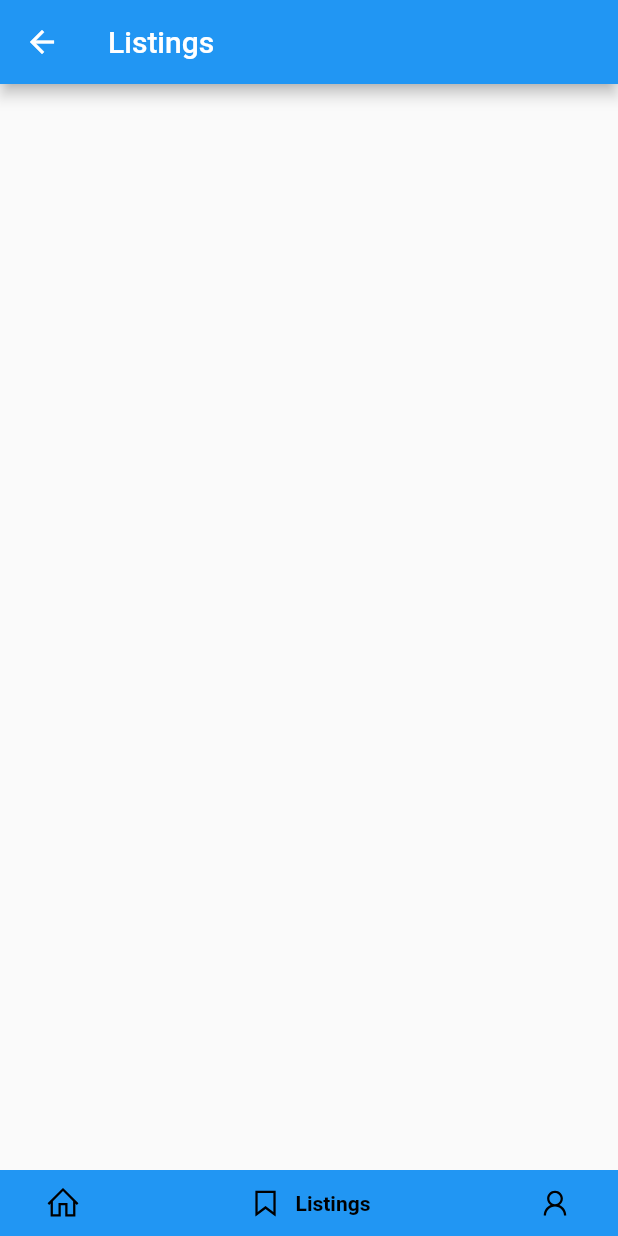
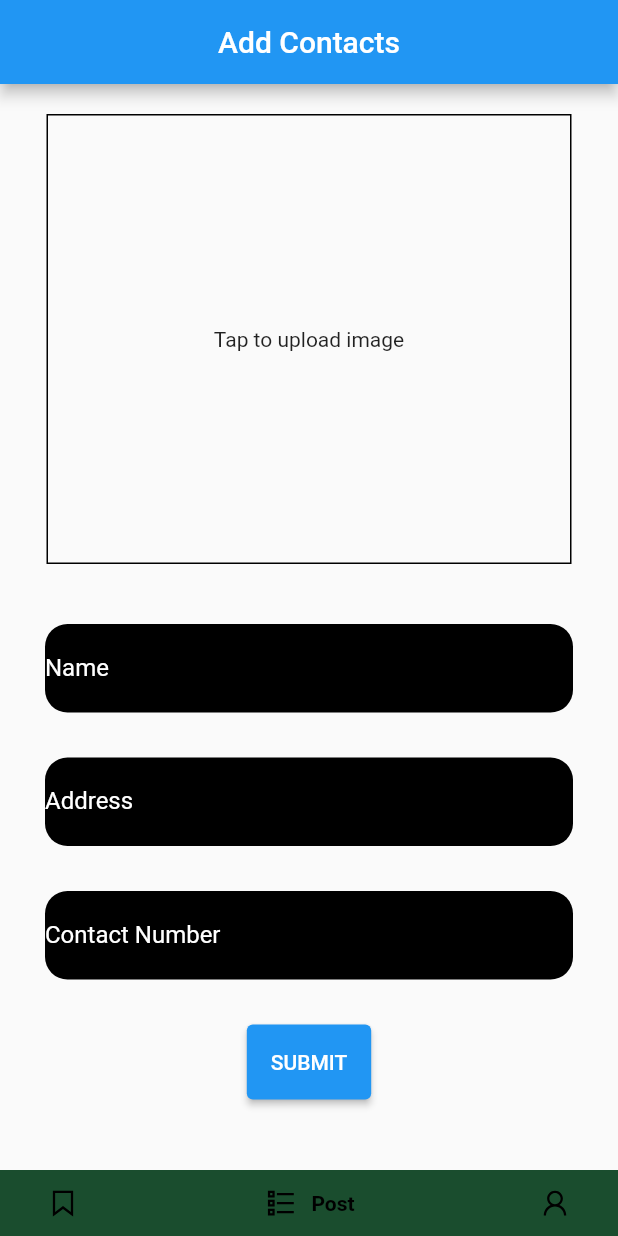
Before and after one commit to Ye1enaaa/Recipe-Vault, a Flutter app: the RootPage screen opened directly, item 2 of the bottom bar chosen, on a phone screen of 412 x 824 dp. Run offline on Flutter 3.47's test engine with Material 2 defaults, Android fonts, the phone set to English and light mode, and no system bars; drawn by our look-alikes of google_nav_bar; our stand-ins replace image_picker, line_icons.

Commit message:
add page for adding recipe and added dependencies

```diff
--- /dev/null
+++ b/lib/add_recipe.dart
@@ -0,0 +1,179 @@
+import 'dart:io';
+import 'package:flutter/material.dart';
+import 'package:http/http.dart' as http;
+import 'package:image_picker/image_picker.dart';
+import 'constants/constants.dart';
+
+class AddRecipe extends StatefulWidget {
+  const AddRecipe({ Key? key }) : super(key: key);
+
+  @override
+  _AddRecipeState createState() => _AddRecipeState();
+}
+
+class _AddRecipeState extends State<AddRecipe> {
+  TextEditingController cuisineController = TextEditingController();
+  TextEditingController ingredientsController = TextEditingController();
+  TextEditingController ratingsController = TextEditingController();
+  var formKey = GlobalKey<FormState>();
+
+  Future <void> postData() async{
+    final cuisine = cuisineController.text;
+    final ingredients = ingredientsController.text;
+    final ratings = ratingsController.text;
+
+   var request = http.MultipartRequest('POST', Uri.parse(postRecipeURL))
+    ..fields.addAll(
+         {
+            'cuisine': cuisine,
+           'ingredients' : ingredients,
+            'ratings' : ratings
+          })
+      ..headers.addAll({'Content-Type': 'multipart/form-data'})
+     ..files.add(await http.MultipartFile.fromPath('img', image!.path));
+   await request.send();
+  }
+
+  var image;
+  final imgpicker = ImagePicker();
+
+  Future imagePicker()async{
+    final pick = await imgpicker.pickImage(source: ImageSource.gallery);
+    setState(() {
+      if(pick != null){
+        image = File(pick.path);
+      }
+    }
+    );
+  }
+
+  @override
+  Widget build(BuildContext context) {
+    return Scaffold(
+      appBar: AppBar(
+        centerTitle: true,
+        title: const Text('Add Contacts'),
+      ),
+      body: Form(
+        key: formKey,
+        child: Padding(
+          padding: const EdgeInsets.symmetric(vertical: 20, horizontal: 30),
+          child: SingleChildScrollView(
+            child: Column(
+              mainAxisAlignment: MainAxisAlignment.center,
+              children: [
+                InkWell(
+                  onTap: (){
+                    imagePicker();
+                  },
+                  child: Ink(
+                    child: Container(
+                    height: 300,
+                    width: 350,
+                    decoration: BoxDecoration(
+                      border: Border.all(color: Colors.black),
+                    ),
+                    child: Center(
+                      child: Column(
+                        children: [
+                        Expanded(child: image == null ?
+                       const Center(child: Text('Tap to upload image'))
+                        :Image.file(image,
+                        width: 350,
+                        height: 300,
+                        fit: BoxFit.cover,
+                        )
+                        )],
+                      ),
+                    ),
+                            ),
+                  ),
+                ),
+                const SizedBox(height: 40),
+                Container(
+                  decoration: const BoxDecoration(
+                    color: Colors.black,
+                    borderRadius: BorderRadius.all(Radius.circular(15))
+                  ),
+                  child: TextFormField(
+                    validator: (value) {
+                      if(value!.isEmpty){
+                        return 'Please enter name';
+                      }
+                    },
+                    style: const TextStyle(color: Colors.white),
+                    controller: cuisineController,
+                    keyboardType: TextInputType.name,
+                    decoration: const InputDecoration(
+                      labelStyle: TextStyle(color: Colors.white),
+                      border: InputBorder.none,
+                      labelText: 'Name'
+                    ),
+                  ),
+                ),
+                const SizedBox(height: 30),
+                Container(
+                  decoration: const BoxDecoration(
+                    color: Colors.black,
+                    borderRadius: BorderRadius.all(Radius.circular(15))
+                  ),
+                  child: TextFormField(
+                    validator: (value) {
+                      if(value!.isEmpty){
+                        return 'Please enter address';
+                      }
+                    },
+                    style: const TextStyle(color: Colors.white),
+                    controller: ingredientsController,
+                    keyboardType: TextInputType.text,
+                    decoration: const InputDecoration(
+                      labelStyle: TextStyle(color: Colors.white),
+                      border: InputBorder.none,
+                      labelText: 'Address'
+                    ),
+                  ),
+                ),
+                const SizedBox(height: 30),
+                Container(
+                  decoration: const BoxDecoration(
+                    color: Colors.black,
+                    borderRadius: BorderRadius.all(Radius.circular(15))
+                  ),
+                  child: TextFormField(
+                    validator: (value) {
+                      if(value!.isEmpty){
+                        return 'Please enter contact number';
+                      }
+                    },
+                    style: const TextStyle(color: Colors.white),
+                    controller: ratingsController,
+                    keyboardType: TextInputType.number,
+                    decoration: const InputDecoration(
+                      labelStyle: TextStyle(color: Colors.white),
+                      border: InputBorder.none,
+                      labelText: 'Contact Number'
+                    ),
+                  ),
+                ),
+                const SizedBox(height: 30),
+
+                SizedBox(
+                  height: 50,
+                  child: ElevatedButton(
+                      onPressed: ()async{
+                        if(formKey.currentState!.validate()){
+                          setState((){
+                            postData();
+                          });
+                        }
+                      },
+                      child: const Text('SUBMIT')),
+                ),
+              ],
+            ),
+          ),
+          ),
+      )
+    );
+  }
+}
--- /dev/null
+++ b/lib/constants/constants.dart
@@ -0,0 +1,13 @@
+import 'package:flutter/material.dart';
+
+const baseURL = 'http://192.168.85.116:8000';
+const postRecipeURL = '$baseURL/api/recipe';
+const getRecipeURL = '$baseURL/api/recipe';
+const getImageURL = '$baseURL/storage/' ;
+const deleteContactURL = '$baseURL/api/posts/';
+
+//https://www.color-hex.com/color-palettes/
+//const 0xFF
+
+const kprimaryColor = Color(0xFF000000);
+const ksecColor = Color(0xFF1A4D2E);
--- a/lib/listings.dart
+++ /dev/null
@@ -1,17 +0,0 @@
-import 'package:flutter/material.dart';
-
-class Listings extends StatefulWidget {
-  const Listings({ Key? key }) : super(key: key);
-
-  @override
-  _ListingsState createState() => _ListingsState();
-}
-
-class _ListingsState extends State<Listings> {
-  @override
-  Widget build(BuildContext context) {
-    return Scaffold(
-      appBar: AppBar(title: Text('Listings')),
-    );
-  }
-}
--- a/lib/main.dart
+++ b/lib/main.dart
@@ -1,6 +1,6 @@
 import 'package:flutter/material.dart';
-import 'login_page.dart';
-import 'root_page.dart';
+import 'ui/login_page.dart';
+import 'ui/root_page.dart';
 
 void main() {
   runApp(const MyApp());
@@ -17,7 +17,7 @@ class MyApp extends StatelessWidget {
       theme: ThemeData(
         primarySwatch: Colors.blue,
       ),
-      home: const LoginPage(),
+      home: const RootPage(),
     );
   }
 }
--- a/lib/home_page.dart
+++ b/lib/ui/home_page.dart
@@ -1,3 +1,4 @@
+import 'package:firstactivity/constants/constants.dart';
 import 'package:flutter/material.dart';
 
 class HomePage extends StatefulWidget {
@@ -11,6 +12,7 @@ class _HomePageState extends State<HomePage> {
   @override
   Widget build(BuildContext context) {
     return Scaffold(
+      backgroundColor: kprimaryColor,
       appBar: AppBar(title: Text('Home page'),),
     );
   }
--- a/lib/login_page.dart
+++ b/lib/ui/login_page.dart
@@ -1,5 +1,5 @@
-import 'package:firstactivity/root_page.dart';
-import 'package:firstactivity/text_fields.dart';
+import 'package:firstactivity/ui/root_page.dart';
+import 'package:firstactivity/constants/text_fields.dart';
 import 'package:flutter/material.dart';
 import 'package:line_icons/line_icon.dart';
 import 'package:line_icons/line_icons.dart';
--- a/lib/root_page.dart
+++ b/lib/ui/root_page.dart
@@ -1,6 +1,8 @@
-import 'package:firstactivity/home_page.dart';
-import 'package:firstactivity/listings.dart';
-import 'package:firstactivity/profile_page.dart';
+import 'package:firstactivity/add_recipe.dart';
+import 'package:firstactivity/constants/constants.dart';
+import 'package:firstactivity/ui/home_page.dart';
+import 'package:firstactivity/ui/listings.dart';
+import 'package:firstactivity/ui/profile_page.dart';
 import 'package:flutter/material.dart';
 import 'package:google_nav_bar/google_nav_bar.dart';
 import 'package:line_icons/line_icons.dart';
@@ -17,17 +19,18 @@ class _RootPageState extends State<RootPage> {
   @override
   Widget build(BuildContext context) {
     return Scaffold(
+      backgroundColor: kprimaryColor,
       body: IndexedStack(
         index: selectedIndex,
         children: const [
-          HomePage(),
           Listings(),
+          AddRecipe(),
           ProfilePage()
         ],
       ),
       bottomNavigationBar: GNav(
         padding: const EdgeInsets.symmetric(horizontal: 30, vertical: 10),
-        backgroundColor: Colors.blue,
+        backgroundColor: ksecColor,
         gap: 8,
         rippleColor:Colors.grey[300]!,
         hoverColor:Colors.grey[100]!,
@@ -39,13 +42,13 @@ class _RootPageState extends State<RootPage> {
         },
         tabs: [
           GButton(
-            icon: LineIcons.home,
-            text: 'Home',
+            icon: LineIcons.bookmark,
+            text: 'Listings',
             borderRadius: BorderRadius.circular(20),
           ),
           GButton(
-            icon: LineIcons.bookmark,
-            text: 'Listings',
+            icon: LineIcons.list,
+            text: 'Post',
             borderRadius: BorderRadius.circular(20),
           ),
           GButton(
--- a/pubspec.yaml
+++ b/pubspec.yaml
@@ -38,6 +38,7 @@ dependencies:
   google_nav_bar: ^5.0.6
   http: ^0.13.5
   line_icons: ^2.0.1
+  image_picker: ^0.8.6+2
 
 dev_dependencies:
   flutter_test:
@@ -62,8 +63,8 @@ flutter:
   uses-material-design: true
 
   # To add assets to your application, add an assets section, like this:
-  # assets:
-  #   - images/a_dot_burr.jpeg
+  assets:
+    - assets/img/
   #   - images/a_dot_ham.jpeg
 
   # An image asset can refer to one or more resolution-specific "variants", see
```
Also changed, not shown: lib/ui/listings.dart (added, +103 -0 lines), assets/img/gojo.jpg (added), lib/constants/text_fields.dart (renamed from lib/text_fields.dart), lib/ui/profile_page.dart (renamed from lib/profile_page.dart), pubspec.lock.
